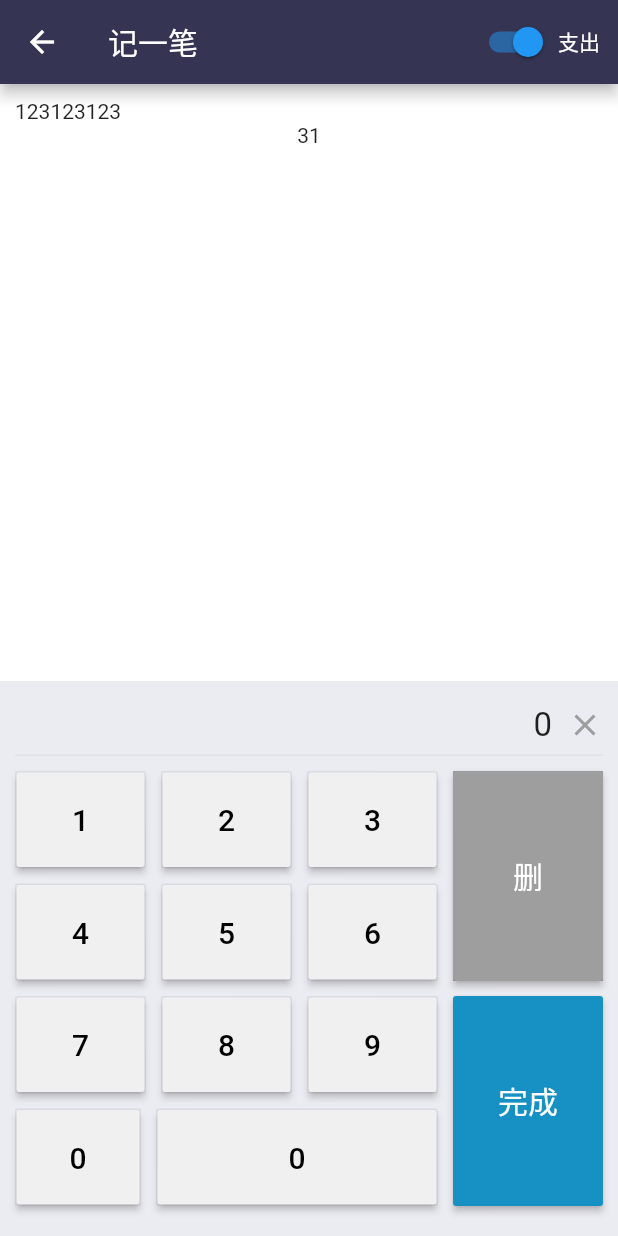
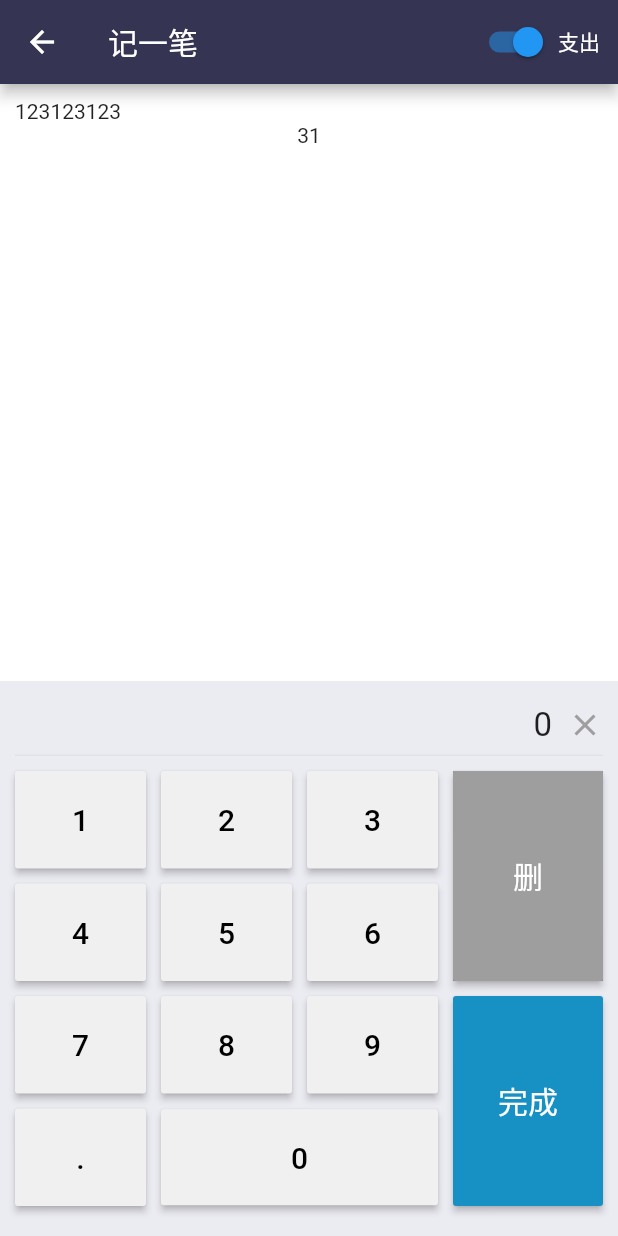
Before and after one commit to hxstdio/wheresmymoney, a Flutter app: the AddRecord screen opened by its route, on a phone screen of 412 x 824 dp. Run offline on Flutter 3.47's test engine with Material 2 defaults, Android fonts, the phone set to English and light mode, and no system bars; our stand-ins replace sqflite; accounts and stored records are empty.

Commit message:
update: number input UI

```diff
--- a/lib/widgets/numberButton.dart
+++ b/lib/widgets/numberButton.dart
@@ -1,7 +1,9 @@
 import 'package:flutter/material.dart';
 
+const double HardCodeHeight = 64.0;
+
 class NumberButton extends StatelessWidget {
-  final int desc;
+  final String desc;
   final onPress;
 
   NumberButton({
@@ -15,17 +17,14 @@ class NumberButton extends StatelessWidget {
     return Expanded(
       flex: 1,
       child: Container(
-        margin: const EdgeInsets.only(right: 10.0),
-        decoration: BoxDecoration(
-          border: Border.all(width: 1.0, color: Color(0xFFE1E1E6)),
-        ),
+        margin: EdgeInsets.only(top: 10.0),
         child: MaterialButton(
-          height: 64,
+          height: HardCodeHeight,
           onPressed: (){
             onPress(desc);
           },
           color: Color(0xFFF0F0F0),
-          child: Text('$desc', style: TextStyle(
+          child: Text(desc, style: TextStyle(
             fontSize: 20.0,
             color: Colors.black
           )),
@@ -35,22 +34,26 @@ class NumberButton extends StatelessWidget {
   }
 }
 
-class NumberBtnRow extends StatelessWidget {
+class NumberBtnColumn extends StatelessWidget {
   final onPress;
-  final List<int> numbers;
+  final List<String> numbers;
 
-  NumberBtnRow({
+  NumberBtnColumn({
     Key key ,
     @required this.onPress,
     @required this.numbers,
   }):super(key:key);
 
   Widget build(BuildContext context) {
+    List<Widget> numberButtons = [];
+    numbers.asMap().forEach((key, value) {
+      numberButtons.add(NumberButton(desc: value, onPress: onPress));
+    });
+
     return Expanded(
       child: Container(
-        margin: const EdgeInsets.only(top: 10.0),
-        child: Row(
-          children: numbers.map((e) => NumberButton(desc: e, onPress: onPress)).toList()
+        child: Column(
+          children: numberButtons
         ),
       ),
     );
@@ -67,41 +70,65 @@ class NumberContainer extends StatelessWidget {
 
   Widget build(BuildContext context) {
     return Container(
-      child: Column(
+      child: Row(
         children: [
-          NumberBtnRow(numbers: [1, 2, 3], onPress: onPress),
-          NumberBtnRow(numbers: [4, 5, 6], onPress: onPress),
-          NumberBtnRow(numbers: [7, 8, 9], onPress: onPress),
           Expanded(
+            flex: 1,
             child: Container(
-              margin: const EdgeInsets.fromLTRB(0, 10.0, 10.0, 0),
-              child: Row(
+              margin: const EdgeInsets.fromLTRB(0, 0, 10.0, 0),
+              child: Column(
                 children: [
-                  NumberButton(desc: 0, onPress: onPress),
-                  Expanded(
-                    flex: 2,
-                    child: Container(
-                      decoration: BoxDecoration(
-                        border: Border.all(width: 1.0, color: Color(0xFFE1E1E6)),
-                      ),
-                      child: MaterialButton(
-                        height: 64,
-                        onPressed: (){
-                          // onPress();
-                        },
-                        color: Color(0xFFF0F0F0),
-                        child: Text('0', style: TextStyle(
-                          fontSize: 20.0,
-                          color: Colors.black
-                        )),
-                      ),
-                    )
-                  )
+                  NumberBtnColumn(numbers: ['1', '4', '7', '.'], onPress: onPress),
                 ],
               ),
             ),
-          )
-        ]
+          ),
+          Expanded(
+            flex: 2,
+            child: Container(
+              child: Column(
+                children: [
+                  Expanded(
+                    flex: 3,
+                    child: Row(
+                      children: [
+                        Expanded(
+                          child: Container(
+                            margin: const EdgeInsets.fromLTRB(0, 0, 10.0, 0),
+                            child: Column(
+                              children: [
+                                NumberBtnColumn(numbers: ['2', '5', '8'], onPress: onPress),
+                              ],
+                            ),
+                          ),
+                        ),
+                        Expanded(
+                          child: Container(
+                            margin: const EdgeInsets.fromLTRB(0, 0, 10.0, 0),
+                            child: Column(
+                              children: [
+                                NumberBtnColumn(numbers: ['3', '6', '9'], onPress: onPress),
+                              ],
+                            ),
+                          ),
+                        ),
+                      ]
+                    ),
+                  ),
+                  Expanded(
+                    flex: 1,
+                    child: Container(
+                      margin: const EdgeInsets.fromLTRB(0, 0, 10.0, 0),
+                      child: Row(
+                        children: [NumberButton(desc: '0', onPress: onPress)]
+                      )
+                    )
+                  )
+                ]
+              ),
+            ),
+          ),
+        ],
       ),
     );
   }
```
